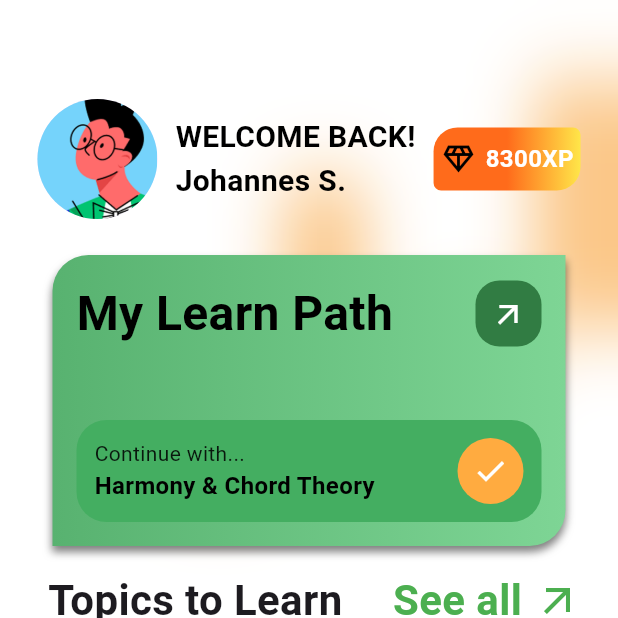
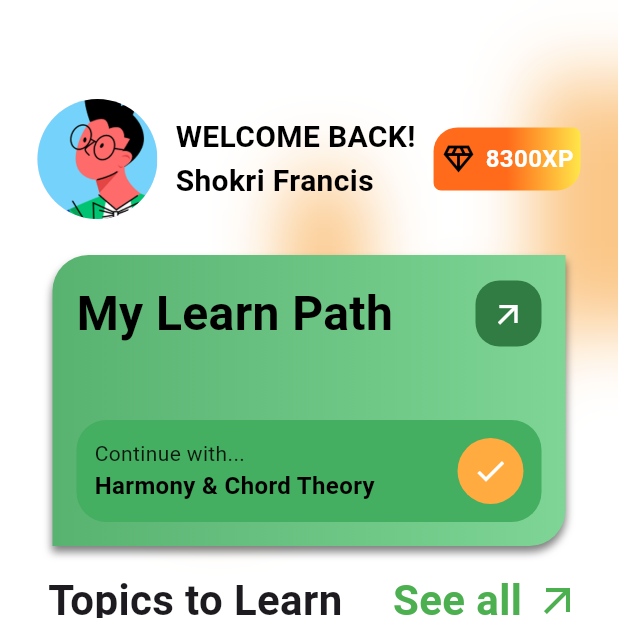
Before and after one commit to irishmango/moza_draft, a Flutter app: the DashboardScreen screen opened directly, on a phone screen of 412 x 824 dp, the top half of it. Run offline on Flutter 3.47's test engine with Material 3 defaults, Android fonts, the phone set to English and light mode, and no system bars.

Commit message:
small edits

```diff
--- a/lib/screens/dashboard.dart
+++ b/lib/screens/dashboard.dart
@@ -39,6 +39,8 @@ class DashboardScreen extends StatelessWidget {
             right: 0,
             child: NavBar(),
           ),
+          const Positioned(child:
+          SizedBox(height: 8,))
         ],
       ),
     );
--- a/lib/screens/topics_screen.dart
+++ b/lib/screens/topics_screen.dart
@@ -44,7 +44,7 @@ class TopicsScreen extends StatelessWidget {
                       crossAxisSpacing: 2,
                       mainAxisSpacing: 2,
                       padding: EdgeInsets.fromLTRB(8, 0, 8, 8),
-                      shrinkWrap: true, // make the grid take only as much height as needed
+                      shrinkWrap: true, // makes the grid take only as much height as needed
                       physics: NeverScrollableScrollPhysics(),
                       children: [
                         TopicCard(title: "Cadences", color: Color(0xFFE5EDFF)),
--- a/lib/widgets/dashboard_appBar.dart
+++ b/lib/widgets/dashboard_appBar.dart
@@ -21,7 +21,7 @@ class DashboardAppbar extends StatelessWidget {
             mainAxisSize: MainAxisSize.min,
             children: [
               Text("WELCOME BACK!", style: TextStyle(color: Colors.black, fontSize: 20, fontWeight: FontWeight.w600),),
-              Text("Johannes S.", style: TextStyle(color: Colors.black, fontSize: 20, fontWeight: FontWeight.bold),),
+              Text("Shokri Francis", style: TextStyle(color: Colors.black, fontSize: 20, fontWeight: FontWeight.bold),),
             ],
           ),
           SizedBox(width: 12),
--- a/lib/widgets/topics_grid.dart
+++ b/lib/widgets/topics_grid.dart
@@ -69,9 +69,10 @@ class TopicsGrid extends StatelessWidget {
                   TopicCard(title: "Ear Training", color: const Color.fromARGB(255, 200, 177, 146)),
                   TopicCard(title: "Chords", color: Colors.teal),
                   TopicCard(title: "Music 101", color: Colors.deepPurple),
-                  // SizedBox(height: 8,)
+
                 ],
-              )
+              ),
+              SizedBox(height: 60,)
             ],
           ),
         ),
```
Also changed, not shown: lib/main.dart (+9 -6 lines).
